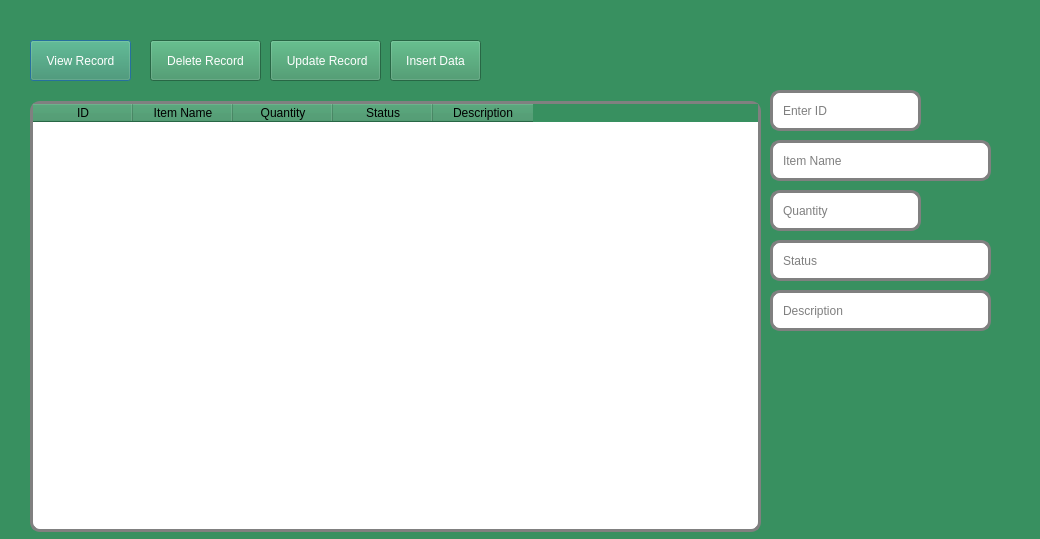
Rabsoninnora/RoseGardenPlantCareSystem, file addgardentool.ui: the form before one commit.
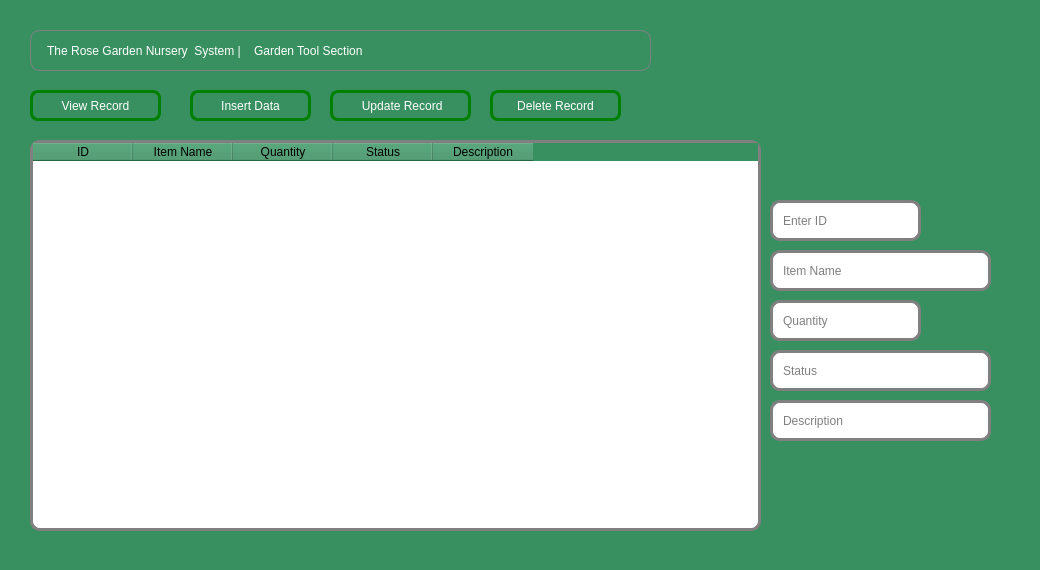
The form after the commit. Icons and pictures are not drawn.

Patch:
```diff
--- a/addgardentool.ui
+++ b/addgardentool.ui
@@ -7,7 +7,7 @@
     <x>0</x>
     <y>0</y>
     <width>1040</width>
-    <height>539</height>
+    <height>570</height>
    </rect>
   </property>
   <property name="windowTitle">
@@ -21,17 +21,24 @@
    <property name="geometry">
     <rect>
      <x>30</x>
-     <y>40</y>
-     <width>101</width>
-     <height>41</height>
+     <y>90</y>
+     <width>131</width>
+     <height>31</height>
     </rect>
    </property>
    <property name="styleSheet">
     <string notr="true">
 QPushButton{
-color: rgb(255, 255, 255);
+                    color: rgb(255, 255, 255);
+                    border:3px solid green;
+                    border-radius: 8px;
+                    padding: 0 8px;
+   
+                    font: 700 12pt ;
 
-}</string>
+}
+
+ </string>
    </property>
    <property name="text">
     <string>View Record</string>
@@ -40,14 +47,25 @@
   <widget class="QPushButton" name="btn_Insert_Record">
    <property name="geometry">
     <rect>
-     <x>390</x>
-     <y>40</y>
-     <width>91</width>
-     <height>41</height>
+     <x>190</x>
+     <y>90</y>
+     <width>121</width>
+     <height>31</height>
     </rect>
    </property>
    <property name="styleSheet">
-    <string notr="true">color: rgb(255, 255, 255);</string>
+    <string notr="true"> 
+QPushButton{
+                    color: rgb(255, 255, 255);
+                    border:3px solid green;
+                    border-radius: 8px;
+                    padding: 0 8px;
+   
+                    font: 700 12pt ;
+
+}
+
+ </string>
    </property>
    <property name="text">
     <string>Insert Data</string>
@@ -56,14 +74,25 @@
   <widget class="QPushButton" name="btn_Delete_Record">
    <property name="geometry">
     <rect>
-     <x>150</x>
-     <y>40</y>
-     <width>111</width>
-     <height>41</height>
+     <x>490</x>
+     <y>90</y>
+     <width>131</width>
+     <height>31</height>
     </rect>
    </property>
    <property name="styleSheet">
-    <string notr="true">color: rgb(255, 255, 255);</string>
+    <string notr="true"> 
+QPushButton{
+                    color: rgb(255, 255, 255);
+                    border:3px solid green;
+                    border-radius: 8px;
+                    padding: 0 8px;
+   
+                    font: 700 12pt ;
+
+}
+
+ </string>
    </property>
    <property name="text">
     <string>Delete Record</string>
@@ -72,14 +101,25 @@
   <widget class="QPushButton" name="btn_Update_Record">
    <property name="geometry">
     <rect>
-     <x>270</x>
-     <y>40</y>
-     <width>111</width>
-     <height>41</height>
+     <x>330</x>
+     <y>90</y>
+     <width>141</width>
+     <height>31</height>
     </rect>
    </property>
    <property name="styleSheet">
-    <string notr="true">color: rgb(255, 255, 255);</string>
+    <string notr="true"> 
+QPushButton{
+                    color: rgb(255, 255, 255);
+                    border:3px solid green;
+                    border-radius: 8px;
+                    padding: 0 8px;
+   
+                    font: 700 12pt ;
+
+}
+
+ </string>
    </property>
    <property name="text">
     <string> Update Record</string>
@@ -89,9 +129,9 @@
    <property name="geometry">
     <rect>
      <x>30</x>
-     <y>101</y>
+     <y>140</y>
      <width>731</width>
-     <height>431</height>
+     <height>391</height>
     </rect>
    </property>
    <property name="styleSheet">
@@ -136,7 +176,7 @@
    <property name="geometry">
     <rect>
      <x>770</x>
-     <y>90</y>
+     <y>200</y>
      <width>151</width>
      <height>41</height>
     </rect>
@@ -160,7 +200,7 @@
    <property name="geometry">
     <rect>
      <x>770</x>
-     <y>140</y>
+     <y>250</y>
      <width>221</width>
      <height>41</height>
     </rect>
@@ -184,7 +224,7 @@
    <property name="geometry">
     <rect>
      <x>770</x>
-     <y>190</y>
+     <y>300</y>
      <width>151</width>
      <height>41</height>
     </rect>
@@ -208,7 +248,7 @@
    <property name="geometry">
     <rect>
      <x>770</x>
-     <y>240</y>
+     <y>350</y>
      <width>221</width>
      <height>41</height>
     </rect>
@@ -232,7 +272,7 @@
    <property name="geometry">
     <rect>
      <x>770</x>
-     <y>290</y>
+     <y>400</y>
      <width>221</width>
      <height>41</height>
     </rect>
@@ -252,6 +292,29 @@
     <string>Description</string>
    </property>
   </widget>
+  <widget class="QLabel" name="The_Rose_Garden_Nursery_System">
+   <property name="geometry">
+    <rect>
+     <x>30</x>
+     <y>30</y>
+     <width>621</width>
+     <height>41</height>
+    </rect>
+   </property>
+   <property name="styleSheet">
+    <string notr="true"> QLabel {
+  color: rgb(255, 255, 255);
+  font: 500 12pt &quot;Ubuntu&quot;;
+  border:1px solid gray;
+  border-radius: 10px;
+  padding: 0 10px;
+  
+}</string>
+   </property>
+   <property name="text">
+    <string> The Rose Garden Nursery  System |    Garden Tool Section</string>
+   </property>
+  </widget>
  </widget>
  <resources/>
  <connections/>
```
